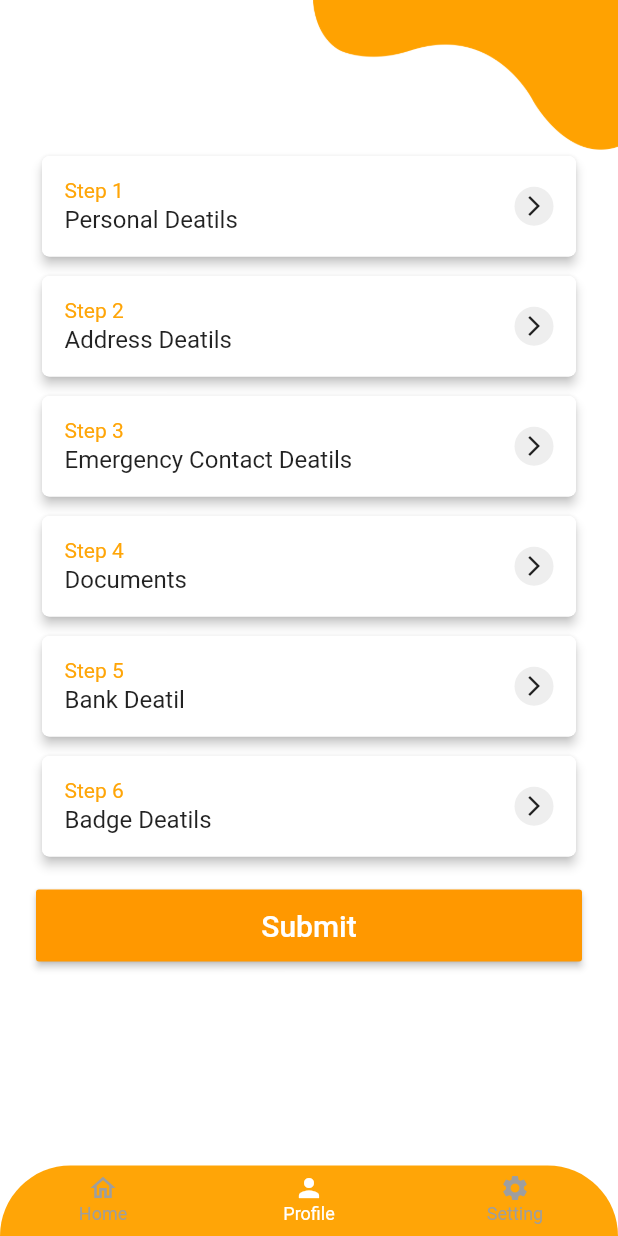
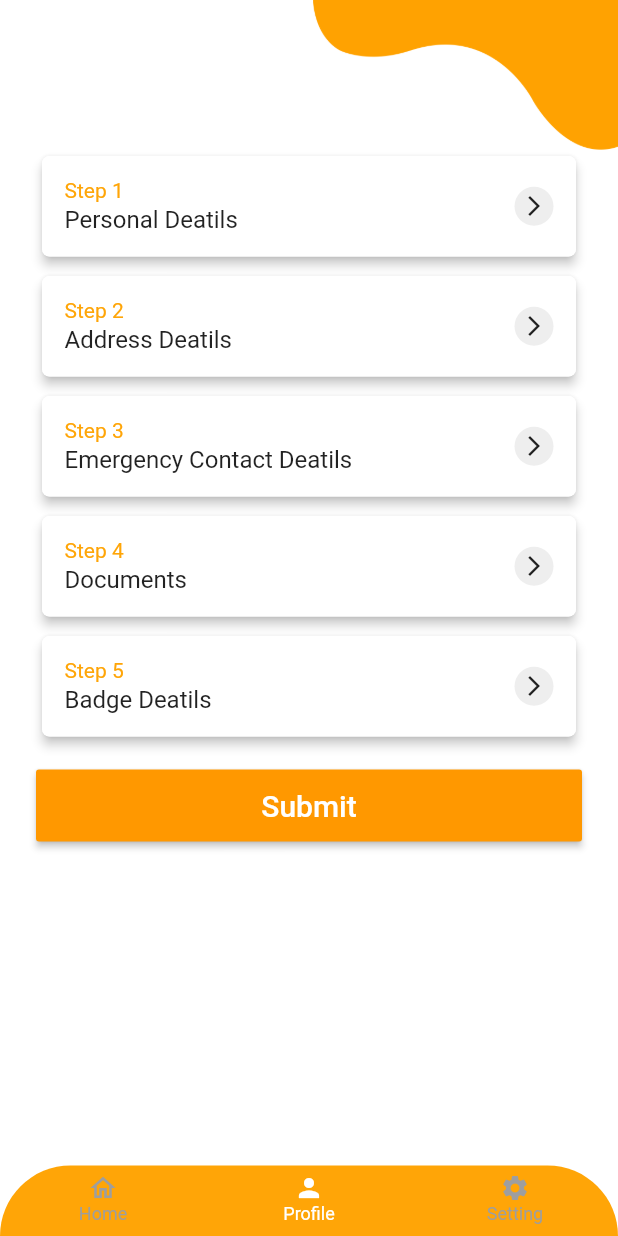
Before and after one commit to captonhamza/jobsGlob, a Flutter app: the BottomNavigatorScreen screen opened directly, item 2 of the bottom bar chosen, on a phone screen of 412 x 824 dp. Run offline on Flutter 3.47's test engine with Material 3 defaults, Android fonts, the phone set to English and light mode, and no system bars; our stand-ins replace file_picker, firebase_core, firebase_messaging, flutter_holo_date_picker, flutter_local_notifications, flutter_riverpod and 8 more; accounts and stored records are empty; network calls fail.

Commit message:
bank_details_remove_and_Version_chnage

```diff
--- a/lib/Screens/profile_page.dart
+++ b/lib/Screens/profile_page.dart
@@ -110,9 +110,9 @@ class _ProfilePageState extends ConsumerState<ProfilePage> {
           matchDataUserLoginDeatils[0]['documentInfoValid'] == "true"
               ? true
               : false;
-      bankInfoValid = matchDataUserLoginDeatils[0]['bankInfoValid'] == "true"
-          ? true
-          : false;
+      // bankInfoValid = matchDataUserLoginDeatils[0]['bankInfoValid'] == "true"
+      //     ? true
+      //     : false;
       badgeInfoValid = matchDataUserLoginDeatils[0]['badgeInfoValid'] == "true"
           ? true
           : false;
@@ -729,31 +729,31 @@ class _ProfilePageState extends ConsumerState<ProfilePage> {
                                   ),
                                 ),
                               ),
-                              Card(
-                                margin: const EdgeInsets.only(top: 20),
-                                shape: RoundedRectangleBorder(
-                                    borderRadius: BorderRadius.circular(8)),
-                                elevation: 5,
-                                child: Container(
-                                  decoration: BoxDecoration(
-                                      borderRadius: BorderRadius.circular(8)),
-                                  width: double.infinity,
-                                  child: Column(
-                                    crossAxisAlignment:
-                                        CrossAxisAlignment.start,
-                                    mainAxisAlignment: MainAxisAlignment.start,
-                                    children: [
-                                      CustomHeaderTitle("BANK DETAIL"),
-                                      CustomTitlewithData("Sort Code",
-                                          candidateProfileData!.bankSortCode),
-                                      CustomTitlewithData("Account No",
-                                          candidateProfileData!.accountNumber),
-                                      CustomTitlewithData("Name of Account",
-                                          candidateProfileData!.nameOfAccount),
-                                    ],
-                                  ),
-                                ),
-                              ),
+                              // Card(
+                              //   margin: const EdgeInsets.only(top: 20),
+                              //   shape: RoundedRectangleBorder(
+                              //       borderRadius: BorderRadius.circular(8)),
+                              //   elevation: 5,
+                              //   child: Container(
+                              //     decoration: BoxDecoration(
+                              //         borderRadius: BorderRadius.circular(8)),
+                              //     width: double.infinity,
+                              //     child: Column(
+                              //       crossAxisAlignment:
+                              //           CrossAxisAlignment.start,
+                              //       mainAxisAlignment: MainAxisAlignment.start,
+                              //       children: [
+                              //         CustomHeaderTitle("BANK DETAIL"),
+                              //         CustomTitlewithData("Sort Code",
+                              //             candidateProfileData!.bankSortCode),
+                              //         CustomTitlewithData("Account No",
+                              //             candidateProfileData!.accountNumber),
+                              //         CustomTitlewithData("Name of Account",
+                              //             candidateProfileData!.nameOfAccount),
+                              //       ],
+                              //     ),
+                              //   ),
+                              // ),
                               Card(
                                 margin: const EdgeInsets.only(top: 20),
                                 shape: RoundedRectangleBorder(
@@ -926,23 +926,23 @@ class _ProfilePageState extends ConsumerState<ProfilePage> {
                           const SizedBox(
                             height: 5,
                           ),
-                          InkWell(
-                              onTap: () async {
-                                Navigator.of(context)
-                                    .push(MaterialPageRoute(
-                                        builder: (_) => BankDetailPage(
-                                              candidateProfileData:
-                                                  candidateProfileData,
-                                            )))
-                                    .then((value) async {
-                                  await getDataBaseRecord();
-                                });
-                              },
-                              child: CustomCardDesign("Step 5", "Bank Deatil",
-                                  validate: bankInfoValid)),
-                          const SizedBox(
-                            height: 5,
-                          ),
+                          // InkWell(
+                          //     onTap: () async {
+                          //       Navigator.of(context)
+                          //           .push(MaterialPageRoute(
+                          //               builder: (_) => BankDetailPage(
+                          //                     candidateProfileData:
+                          //                         candidateProfileData,
+                          //                   )))
+                          //           .then((value) async {
+                          //         await getDataBaseRecord();
+                          //       });
+                          //     },
+                          //     child: CustomCardDesign("Step 5", "Bank Deatil",
+                          //         validate: bankInfoValid)),
+                          // const SizedBox(
+                          //   height: 5,
+                          // ),
                           InkWell(
                               onTap: () async {
                                 Navigator.of(context)
@@ -955,7 +955,7 @@ class _ProfilePageState extends ConsumerState<ProfilePage> {
                                   await getDataBaseRecord();
                                 });
                               },
-                              child: CustomCardDesign("Step 6", "Badge Deatils",
+                              child: CustomCardDesign("Step 5", "Badge Deatils",
                                   validate: badgeInfoValid)),
                           const SizedBox(
                             height: 18,
@@ -966,11 +966,14 @@ class _ProfilePageState extends ConsumerState<ProfilePage> {
                               textSize: 20,
                               onPressed: () async {
                                 if (personInfoValid &&
-                                    addressInfoValid &&
-                                    documentInfoValid &&
-                                    emergencyInfoValid &&
-                                    badgeInfoValid &&
-                                    bankInfoValid) {
+                                        addressInfoValid &&
+                                        documentInfoValid &&
+                                        emergencyInfoValid &&
+                                        badgeInfoValid
+                                    // &&
+                                    // bankInfoValid
+
+                                    ) {
                                   UploadProfileApi();
                                 } else {
                                   final snackBar = SnackBar(
@@ -1089,9 +1092,13 @@ class _ProfilePageState extends ConsumerState<ProfilePage> {
           matchDataUserLoginDeatils[0]['visaRewquired'].toString() == "Yes"
               ? "1"
               : "2",
-      'name_of_account': matchDataUserLoginDeatils[0]['accountName'].toString(),
-      'account_number': matchDataUserLoginDeatils[0]['accountNo'].toString(),
-      'bank_sort_code': matchDataUserLoginDeatils[0]['sortCode'].toString(),
+      // 'name_of_account': matchDataUserLoginDeatils[0]['accountName'].toString(),
+      // 'account_number': matchDataUserLoginDeatils[0]['accountNo'].toString(),
+      // 'bank_sort_code': matchDataUserLoginDeatils[0]['sortCode'].toString(),
+
+      'name_of_account': "".toString(),
+      'account_number': "".toString(),
+      'bank_sort_code': "".toString(),
       'e_contact_phone':
           matchDataUserLoginDeatils[0]['emergencyPhoneNo'].toString(),
       'e_contact_relation':
--- a/pubspec.yaml
+++ b/pubspec.yaml
@@ -16,7 +16,7 @@ publish_to: 'none' # Remove this line if you wish to publish to pub.dev
 # https://developer.apple.com/library/archive/documentation/General/Reference/InfoPlistKeyReference/Articles/CoreFoundationKeys.html
 # In Windows, build-name is used as the major, minor, and patch parts
 # of the product and file versions while build-number is used as the build suffix.
-version: 1.0.4+14
+version: 1.0.5+15
 
 
 environment:
```
Also changed, not shown: lib/DataBaseManagements/database.dart (+6 -4 lines), lib/Screens/ProfileDetilsAllInformation/bank_details_page.dart (+185 -185 lines).
